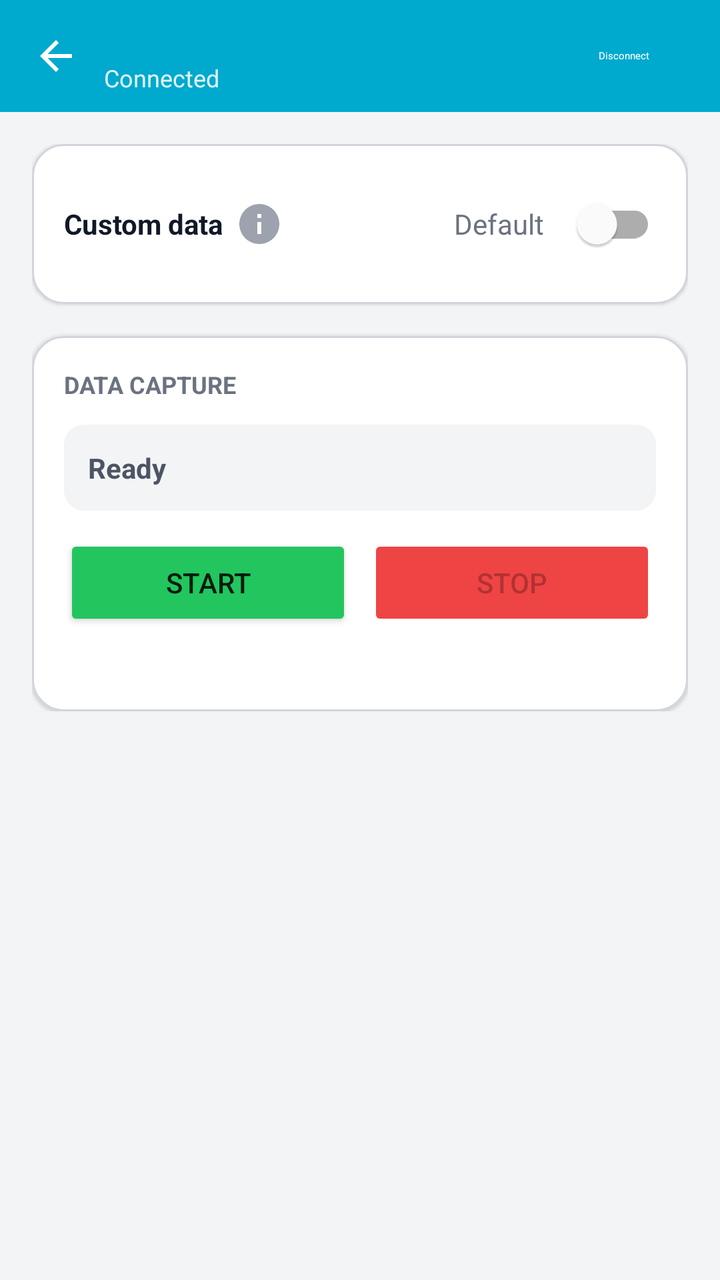
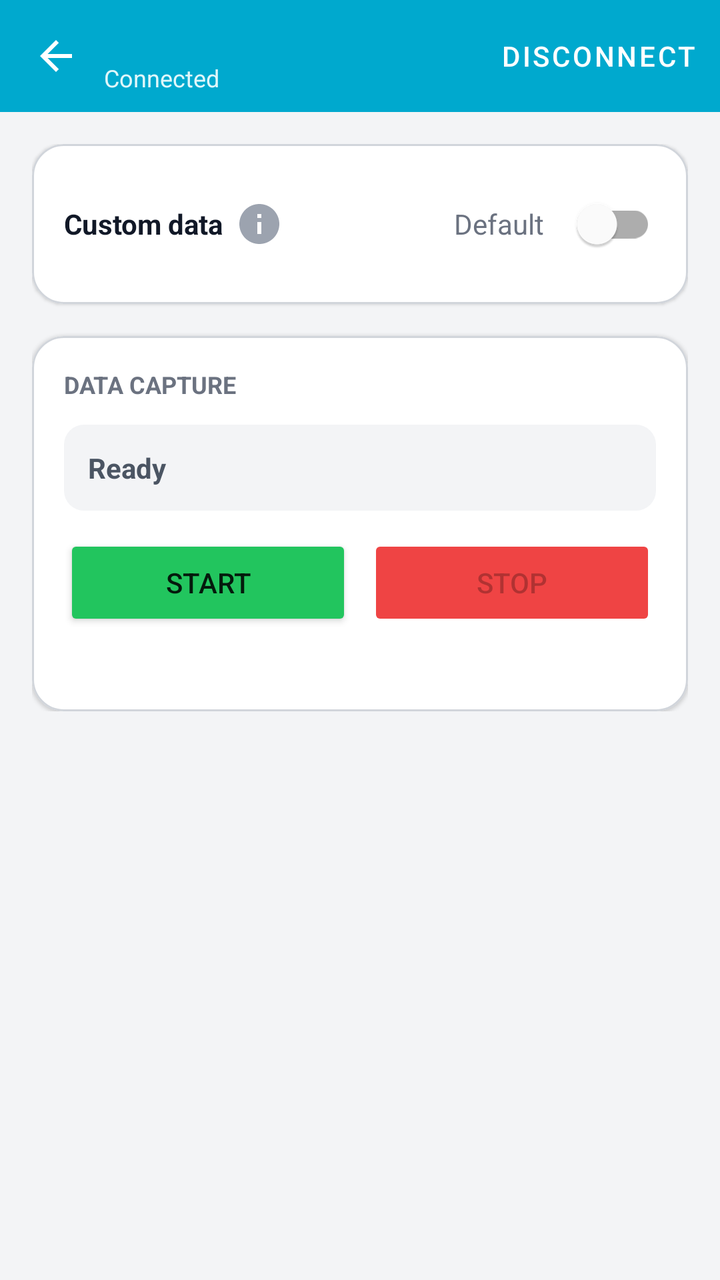

Compare the two renders of this Android layout. The source of the first and the diff that turns it into the second are given below.
<!-- AndroidManifest.xml: application theme Theme.TagMobile -->
<!-- res/layout/activity_device.xml -->
<?xml version="1.0" encoding="utf-8"?>
<LinearLayout
    xmlns:android="http://schemas.android.com/apk/res/android"
    xmlns:app="http://schemas.android.com/apk/res-auto"
    android:layout_width="match_parent"
    android:layout_height="match_parent"
    android:orientation="vertical"
    android:background="#F3F4F6">

    <LinearLayout
        android:layout_width="match_parent"
        android:layout_height="56dp"
        android:background="#00A9CE"
        android:gravity="center_vertical"
        android:paddingHorizontal="4dp">

        <ImageButton
            android:id="@+id/backBtn"
            android:layout_width="48dp"
            android:layout_height="48dp"
            android:background="?attr/selectableItemBackgroundBorderless"
            android:src="@drawable/ic_back"
            android:contentDescription="Back" />

        <LinearLayout
            android:layout_width="0dp"
            android:layout_height="wrap_content"
            android:layout_weight="1"
            android:orientation="vertical">

            <TextView
                android:id="@+id/deviceTitle"
                android:layout_width="wrap_content"
                android:layout_height="wrap_content"
                android:textColor="@android:color/white"
                android:textStyle="bold"
                android:textSize="16sp" />

            <TextView
                android:layout_width="wrap_content"
                android:layout_height="wrap_content"
                android:text="@string/connected"
                android:textColor="#E0F7FA"
                android:textSize="12sp" />
        </LinearLayout>

        <Button
            android:id="@+id/disconnectBtn"
            style="@style/Widget.Material3.Button.TextButton"
            android:layout_width="wrap_content"
            android:layout_height="wrap_content"
            android:text="@string/disconnect"
            android:textColor="@android:color/white" />
    </LinearLayout>

    <ScrollView
        android:layout_width="match_parent"
        android:layout_height="match_parent"
        android:padding="16dp">

        <LinearLayout
            android:layout_width="match_parent"
            android:layout_height="wrap_content"
            android:orientation="vertical">

            <com.google.android.material.card.MaterialCardView
                android:layout_width="match_parent"
                android:layout_height="wrap_content"
                app:cardCornerRadius="16dp"
                app:strokeColor="#D1D5DB"
                app:strokeWidth="1dp">

                <LinearLayout
                    android:id="@+id/customDataRow"
                    android:layout_width="match_parent"
                    android:layout_height="wrap_content"
                    android:orientation="horizontal"
                    android:gravity="center_vertical"
                    android:padding="16dp">

                    <LinearLayout
                        android:layout_width="0dp"
                        android:layout_height="wrap_content"
                        android:layout_weight="1"
                        android:orientation="horizontal"
                        android:gravity="center_vertical">

                        <TextView
                            android:layout_width="wrap_content"
                            android:layout_height="wrap_content"
                            android:text="Custom data"
                            android:textStyle="bold"
                            android:textColor="#111827" />

                        <ImageButton
                            android:id="@+id/infoBtn"
                            android:layout_width="36dp"
                            android:layout_height="36dp"
                            android:background="?attr/selectableItemBackgroundBorderless"
                            android:src="@drawable/ic_info"
                            android:contentDescription="Info" />
                    </LinearLayout>

                    <TextView
                        android:id="@+id/customDataMode"
                        android:layout_width="wrap_content"
                        android:layout_height="wrap_content"
                        android:text="Default"
                        android:textColor="#6B7280"
                        android:layout_marginEnd="8dp" />

                    <com.google.android.material.switchmaterial.SwitchMaterial
                        android:id="@+id/customDataToggle"
                        android:layout_width="wrap_content"
                        android:layout_height="wrap_content" />
                </LinearLayout>
            </com.google.android.material.card.MaterialCardView>

            <com.google.android.material.card.MaterialCardView
                android:layout_width="match_parent"
                android:layout_height="wrap_content"
                android:layout_marginTop="16dp"
                app:cardCornerRadius="16dp"
                app:strokeColor="#D1D5DB"
                app:strokeWidth="1dp">

                <LinearLayout
                    android:layout_width="match_parent"
                    android:layout_height="wrap_content"
                    android:orientation="vertical"
                    android:padding="16dp">

                    <TextView
                        android:layout_width="wrap_content"
                        android:layout_height="wrap_content"
                        android:text="DATA CAPTURE"
                        android:textColor="#6B7280"
                        android:textStyle="bold"
                        android:textSize="12sp"
                        android:layout_marginBottom="12dp" />

                    <TextView
                        android:id="@+id/recordStatus"
                        android:layout_width="match_parent"
                        android:layout_height="wrap_content"
                        android:background="@drawable/bg_status_idle"
                        android:padding="12dp"
                        android:text="@string/status_ready"
                        android:textStyle="bold"
                        android:textColor="#4B5563"
                        android:layout_marginBottom="12dp" />

                    <LinearLayout
                        android:layout_width="match_parent"
                        android:layout_height="wrap_content"
                        android:orientation="horizontal">

                        <Button
                            android:id="@+id/startBtn"
                            android:layout_width="0dp"
                            android:layout_height="wrap_content"
                            android:layout_weight="1"
                            android:layout_marginEnd="8dp"
                            android:text="@string/start"
                            android:backgroundTint="#22C55E" />

                        <Button
                            android:id="@+id/stopBtn"
                            android:layout_width="0dp"
                            android:layout_height="wrap_content"
                            android:layout_weight="1"
                            android:text="@string/stop"
                            android:enabled="false"
                            android:backgroundTint="#EF4444" />
                    </LinearLayout>

                    <Button
                        android:id="@+id/saveBtn"
                        android:layout_width="match_parent"
                        android:layout_height="wrap_content"
                        android:layout_marginTop="10dp"
                        android:text="@string/save"
                        android:visibility="gone"
                        android:backgroundTint="#00A9CE" />

                    <TextView
                        android:id="@+id/recordMeta"
                        android:layout_width="match_parent"
                        android:layout_height="wrap_content"
                        android:layout_marginTop="8dp"
                        android:textColor="#6B7280"
                        android:textSize="12sp" />
                </LinearLayout>
            </com.google.android.material.card.MaterialCardView>
        </LinearLayout>
    </ScrollView>
</LinearLayout>
<!-- resources referenced by this layout -->
<resources>
  <!-- drawable bg_status_idle (drawable) -->
  <?xml version="1.0" encoding="utf-8"?>
  <shape xmlns:android="http://schemas.android.com/apk/res/android">
      <solid android:color="#F3F4F6" />
      <corners android:radius="10dp" />
  </shape>
  <!-- drawable ic_back (drawable) -->
  <?xml version="1.0" encoding="utf-8"?>
  <vector xmlns:android="http://schemas.android.com/apk/res/android"
      android:width="24dp"
      android:height="24dp"
      android:viewportWidth="24"
      android:viewportHeight="24">
      <path
          android:fillColor="#FFFFFF"
          android:pathData="M20,11H7.83l5.59,-5.59L12,4l-8,8 8,8 1.41,-1.41L7.83,13H20v-2z"/>
  </vector>
  <!-- drawable ic_info (drawable) -->
  <?xml version="1.0" encoding="utf-8"?>
  <vector xmlns:android="http://schemas.android.com/apk/res/android"
      android:width="24dp"
      android:height="24dp"
      android:viewportWidth="24"
      android:viewportHeight="24">
      <path
          android:fillColor="#9CA3AF"
          android:pathData="M12,2C6.48,2 2,6.48 2,12s4.48,10 10,10 10,-4.48 10,-10S17.52,2 12,2zM13,17h-2v-6h2v6zM13,9h-2V7h2v2z"/>
  </vector>
  <string name="connected">Connected</string>
  <string name="disconnect">Disconnect</string>
  <string name="save">Save</string>
  <string name="start">Start</string>
  <string name="status_ready">Ready</string>
  <string name="stop">Stop</string>
  <style name="Theme.TagMobile" parent="Theme.MaterialComponents.Light.NoActionBar">
          <item name="colorPrimary">#00A9CE</item>
          <item name="colorPrimaryVariant">#0093B5</item>
          <item name="colorOnPrimary">@android:color/white</item>
          <item name="android:statusBarColor">#00A9CE</item>
          <item name="android:navigationBarColor">@android:color/white</item>
      </style>
</resources>

<!-- the commit's change to res/layout/activity_device.xml (unified diff, before → after) -->
@@ -46,7 +46,7 @@
 
         <Button
             android:id="@+id/disconnectBtn"
-            style="@style/Widget.Material3.Button.TextButton"
+            style="@style/Widget.MaterialComponents.Button.TextButton"
             android:layout_width="wrap_content"
             android:layout_height="wrap_content"
             android:text="@string/disconnect"
